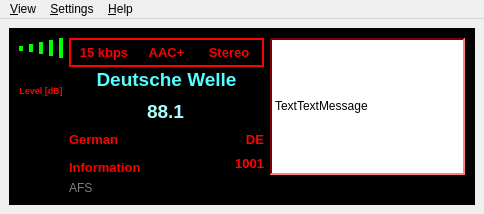
The window that dream/src/GUI-QT/DRMMainWindow.ui (mmjee/dream-patched) describes before a commit, drawn with Qt 5.
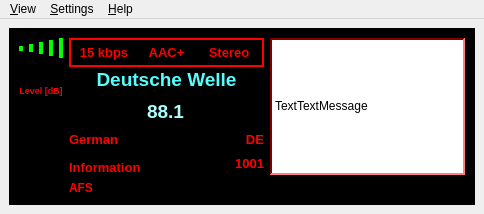
The same window after the commit. Icons and pictures are not drawn. Custom widgets are drawn as their Qt base class.

What changed in the file:
```diff
--- a/dream/src/GUI-QT/DRMMainWindow.ui
+++ b/dream/src/GUI-QT/DRMMainWindow.ui
@@ -9132,7 +9132,7 @@
        <item row="2" column="1">
         <widget class="QLabel" name="labelAFS">
          <property name="enabled">
-          <bool>false</bool>
+          <bool>true</bool>
          </property>
          <property name="sizePolicy">
           <sizepolicy hsizetype="Minimum" vsizetype="Minimum">
@@ -9140,6 +9140,51 @@
            <verstretch>0</verstretch>
           </sizepolicy>
          </property>
+         <property name="palette">
+          <palette>
+           <active>
+            <colorrole role="WindowText">
+             <brush brushstyle="SolidPattern">
+              <color alpha="255">
+               <red>255</red>
+               <green>0</green>
+               <blue>0</blue>
+              </color>
+             </brush>
+            </colorrole>
+           </active>
+           <inactive>
+            <colorrole role="WindowText">
+             <brush brushstyle="SolidPattern">
+              <color alpha="255">
+               <red>255</red>
+               <green>0</green>
+               <blue>0</blue>
+              </color>
+             </brush>
+            </colorrole>
+           </inactive>
+           <disabled>
+            <colorrole role="WindowText">
+             <brush brushstyle="SolidPattern">
+              <color alpha="255">
+               <red>0</red>
+               <green>0</green>
+               <blue>0</blue>
+              </color>
+             </brush>
+            </colorrole>
+           </disabled>
+          </palette>
+         </property>
+         <property name="font">
+          <font>
+           <family>Arial</family>
+           <pointsize>9</pointsize>
+           <weight>75</weight>
+           <bold>true</bold>
+          </font>
+         </property>
          <property name="lineWidth">
           <number>0</number>
          </property>
```
